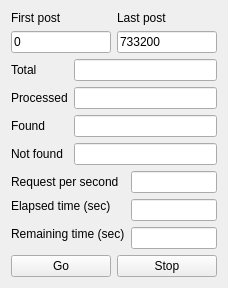
First picture: the form in Downloader/downloader.ui, repository zontar/RubDatamine, before the edit.
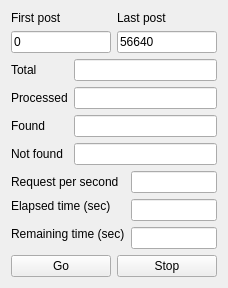
Second picture: the form after the edit.

```diff
--- a/Downloader/downloader.ui
+++ b/Downloader/downloader.ui
@@ -41,7 +41,7 @@
       <item row="1" column="1">
        <widget class="QLineEdit" name="leLastPost">
         <property name="text">
-         <string>733200</string>
+         <string>56640</string>
         </property>
        </widget>
       </item>
```
